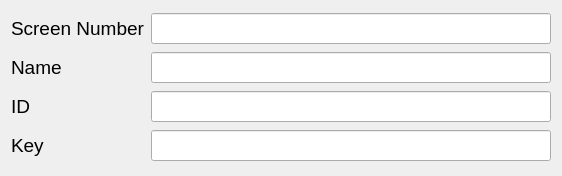
The window that Examples/Qt/Other/MultipleMonitors0/rc/MonitorWidget.ui (drescherjm/vcpkg-examples) describes before a commit, drawn with Qt 5.
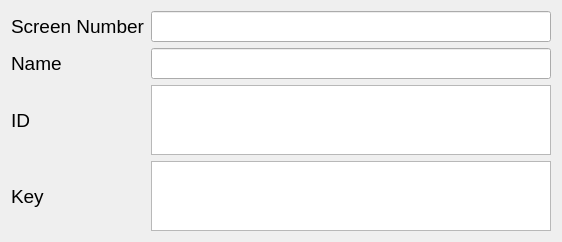
The same window after the commit.

Commit message: Continue working on multiple monitor enumeration

The edit to the form file:
```diff
--- a/Examples/Qt/Other/MultipleMonitors0/rc/MonitorWidget.ui
+++ b/Examples/Qt/Other/MultipleMonitors0/rc/MonitorWidget.ui
@@ -7,7 +7,7 @@
     <x>0</x>
     <y>0</y>
     <width>556</width>
-    <height>176</height>
+    <height>194</height>
    </rect>
   </property>
   <property name="font">
@@ -42,7 +42,7 @@
       </size>
      </property>
      <property name="alignment">
-      <set>Qt::AlignCenter</set>
+      <set>Qt::AlignLeading|Qt::AlignLeft|Qt::AlignVCenter</set>
      </property>
     </widget>
    </item>
@@ -62,7 +62,7 @@
       </size>
      </property>
      <property name="alignment">
-      <set>Qt::AlignCenter</set>
+      <set>Qt::AlignLeading|Qt::AlignLeft|Qt::AlignVCenter</set>
      </property>
     </widget>
    </item>
@@ -74,16 +74,13 @@
     </widget>
    </item>
    <item row="2" column="2" colspan="2">
-    <widget class="QLineEdit" name="lineEditID">
+    <widget class="QTextEdit" name="lineEditID">
      <property name="minimumSize">
       <size>
        <width>400</width>
        <height>0</height>
       </size>
      </property>
-     <property name="alignment">
-      <set>Qt::AlignCenter</set>
-     </property>
     </widget>
    </item>
    <item row="3" column="0">
@@ -94,7 +91,7 @@
     </widget>
    </item>
    <item row="3" column="2" colspan="2">
-    <widget class="QLineEdit" name="lineEditKey">
+    <widget class="QTextEdit" name="lineEditKey">
      <property name="minimumSize">
       <size>
        <width>400</width>
@@ -102,7 +99,7 @@
       </size>
      </property>
      <property name="alignment">
-      <set>Qt::AlignCenter</set>
+      <set>Qt::AlignLeading|Qt::AlignLeft|Qt::AlignVCenter</set>
      </property>
     </widget>
    </item>
```
The commit also changes 4 other files.
